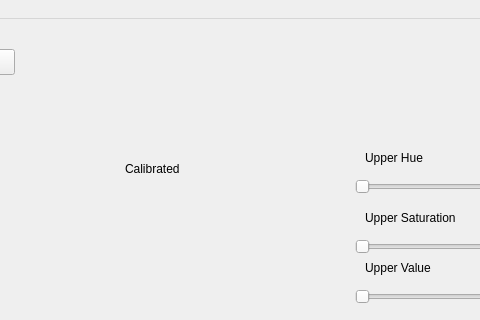
Qt form views/calibration-gui.ui (Unisi-Robotics/hsv-sensor-camera-demo) before a commit; both pictures show x 415 to 895 and y 0 to 320 of the 1001 by 595 pixel window.
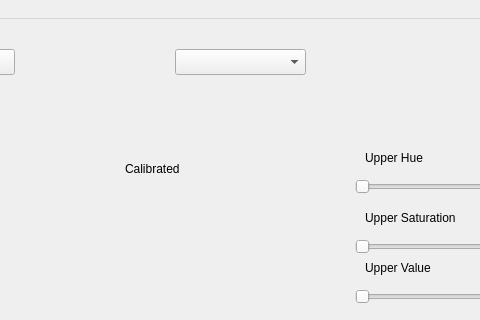
The same form after that commit.

Patch:
```diff
--- a/views/calibration-gui.ui
+++ b/views/calibration-gui.ui
@@ -336,6 +336,16 @@
      <string>Save</string>
     </property>
    </widget>
+   <widget class="QComboBox" name="ObjectCBox">
+    <property name="geometry">
+     <rect>
+      <x>590</x>
+      <y>30</y>
+      <width>131</width>
+      <height>26</height>
+     </rect>
+    </property>
+   </widget>
   </widget>
   <widget class="QMenuBar" name="menubar">
    <property name="geometry">
```
